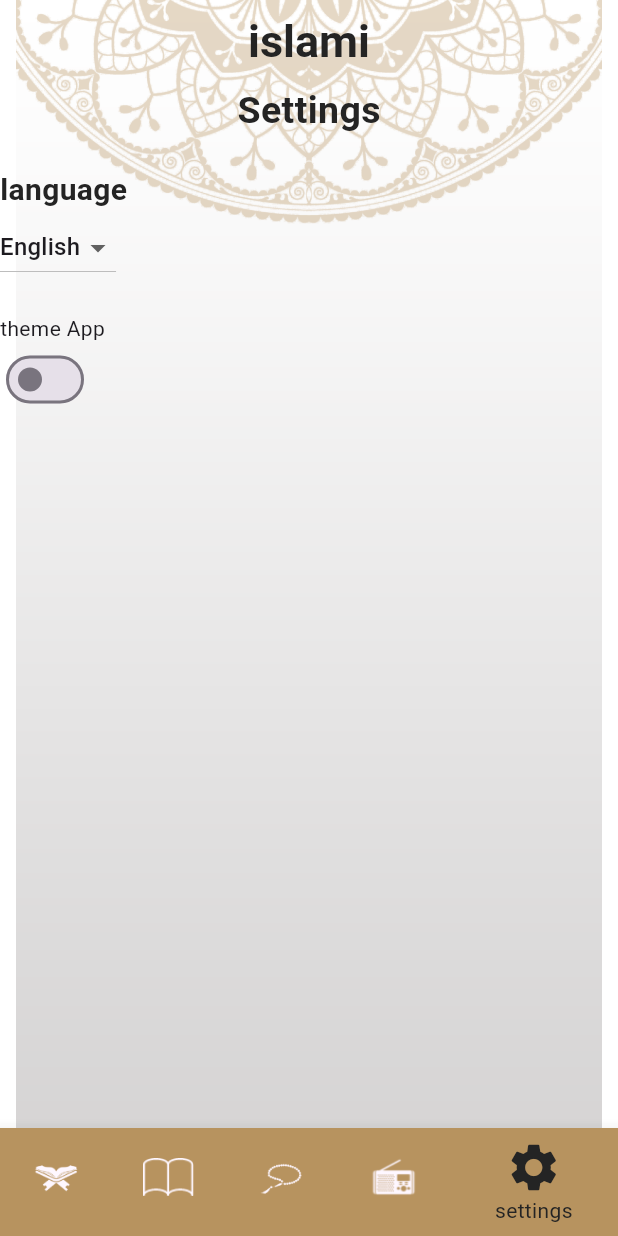
After one commit to anasmohamed13/islami_project, a Flutter app: the screen it shows after launch, item 5 of the bottom bar chosen, on a phone screen of 412 x 824 dp. The commit adds this screen. Run offline on Flutter 3.47's test engine with Material 3 defaults, Android fonts, the phone set to English and light mode, and no system bars.

Commit message:
start design settings

```diff
--- a/lib/ui/screens/home_screen/home_screen.dart
+++ b/lib/ui/screens/home_screen/home_screen.dart
@@ -5,6 +5,7 @@
 import 'package:islamicproject/ui/screens/home_screen/tabs/quran/quran.dart';
 import 'package:islamicproject/ui/screens/home_screen/tabs/radio/radio_islami.dart';
 import 'package:islamicproject/ui/screens/home_screen/tabs/sebha/sebha.dart';
+import 'package:islamicproject/ui/screens/home_screen/tabs/settings/settings.dart';
 import 'package:islamicproject/ui/utils/app_assets.dart';
 import 'package:islamicproject/ui/utils/app_colors.dart';
 import 'package:islamicproject/ui/widgets/app_scaffold.dart';
@@ -19,7 +20,13 @@
 
 class _HomeScreenState extends State<HomeScreen> {
   int selectedTabIndex = 0;
-  List<Widget> tabs = const [Quran(), Ahadeth(), Sebha(), RadioIslami()];
+  List<Widget> tabs = const [
+    Quran(),
+    Ahadeth(),
+    Sebha(),
+    RadioIslami(),
+    Settings()
+  ];
   @override
   Widget build(BuildContext context) {
     return AppScaffold(
@@ -54,6 +61,8 @@
             BottomNavigationBarItem(
                 icon: ImageIcon(AssetImage((AppAssets.icRadio))),
                 label: 'Radio'),
+            BottomNavigationBarItem(
+                icon: Icon(Icons.settings), label: 'settings'),
           ]),
     );
   }
--- /dev/null
+++ b/lib/ui/screens/home_screen/tabs/settings/settings.dart
@@ -0,0 +1,64 @@
+import 'package:flutter/material.dart';
+import 'package:islamicproject/ui/utils/app_styles.dart';
+
+class Settings extends StatefulWidget {
+  const Settings({super.key});
+
+  @override
+  State<Settings> createState() => _SettingsState();
+}
+
+class _SettingsState extends State<Settings> {
+  String selectedLanguage = 'en';
+  bool isDarktheme = false;
+
+  @override
+  Widget build(BuildContext context) {
+    return Column(
+      crossAxisAlignment: CrossAxisAlignment.start,
+      children: [
+        const Row(
+          mainAxisAlignment: MainAxisAlignment.center,
+          children: [
+            Text(
+              'Settings',
+              style: AppStyle.titleTextStyle,
+            ),
+          ],
+        ),
+        const SizedBox(
+          height: 20,
+        ),
+        Text(
+          'language',
+          style: AppStyle.titleTextStyle.copyWith(fontSize: 20),
+        ),
+        buildLanguageDropDown(),
+        const SizedBox(
+          height: 20,
+        ),
+        const Text('theme App'),
+        buildThemeSwitch(),
+      ],
+    );
+  }
+
+  Widget buildLanguageDropDown() => DropdownButton(
+        value: selectedLanguage,
+        items: const [
+          DropdownMenuItem(value: 'ar', child: Text('العربية')),
+          DropdownMenuItem(value: 'en', child: Text('English')),
+        ],
+        onChanged: (value) {
+          selectedLanguage = value ?? selectedLanguage;
+          setState(() {});
+        },
+      );
+
+  buildThemeSwitch() => Switch(
+      value: isDarktheme,
+      onChanged: (value) {
+        isDarktheme = value;
+        setState(() {});
+      });
+}
```
